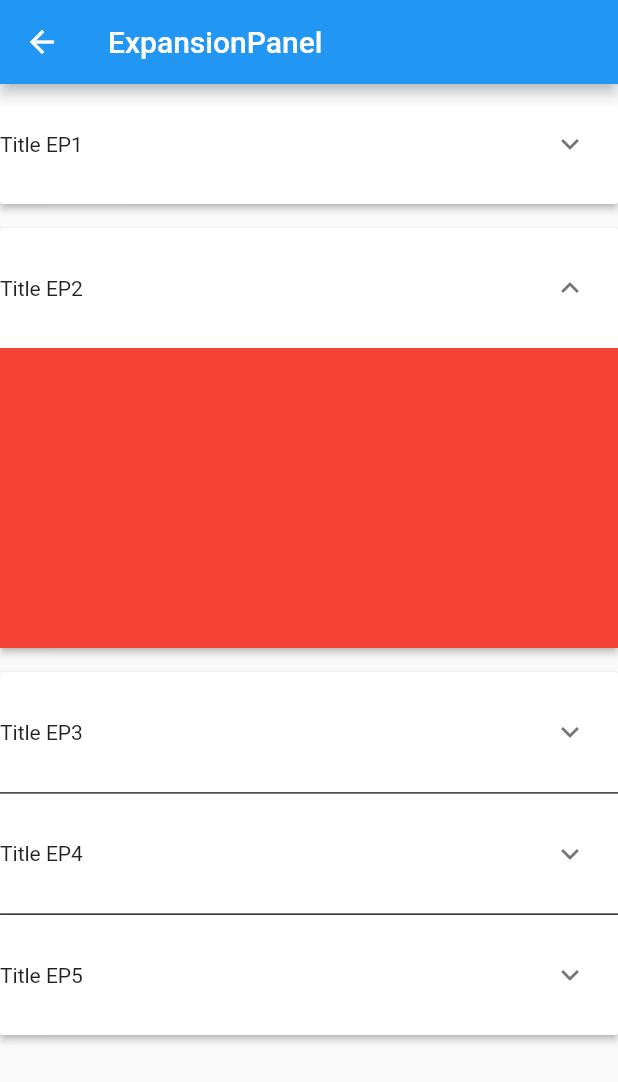
After one commit to Maojunhao/FMStudyApp, a Flutter app: the FMExpansionPanelVC screen opened directly, on a phone screen of 412 x 824 dp. The commit adds this screen. Shown: the top 1082 px of the screen. Run offline on Flutter 3.47's test engine with Material 2 defaults, Android fonts, the phone set to English and light mode, and no system bars; our stand-ins replace transparent_image.

Commit message:
ExpansionPanel、BottomSheet 完成

```diff
--- a/FMStudyApp/lib/FMRouteManager.dart
+++ b/FMStudyApp/lib/FMRouteManager.dart
@@ -1,7 +1,9 @@
 import 'package:FMStudyApp/Widgets/Material_components/Dialog.dart';
+import 'package:FMStudyApp/Widgets/Material_components/bottomsheet.dart';
 import 'package:FMStudyApp/Widgets/Material_components/buttonbar.dart';
 import 'package:FMStudyApp/Widgets/Material_components/checkbox.dart';
 import 'package:FMStudyApp/Widgets/Material_components/datepicker.dart';
+import 'package:FMStudyApp/Widgets/Material_components/expansionpanel.dart';
 import 'package:FMStudyApp/Widgets/Material_components/flatButton.dart';
 import 'package:FMStudyApp/Widgets/Material_components/floatingActionButton.dart';
 import 'package:FMStudyApp/Widgets/Material_components/appbar.dart';
@@ -104,8 +106,8 @@ class FMRouteManager {
       "/MaterialComponents/Slider": (BuildContext context) => FMSliderVC(),
       "/MaterialComponents/DatePicker": (BuildContext context) => FMDatePickerVC(),
       "/MaterialComponents/Dialog": (BuildContext context) => FMDialogVC(),
-      // "/MaterialComponents/AppBar": (BuildContext context) => FMAppBarVC(),
-      // "/MaterialComponents/AppBar": (BuildContext context) => FMAppBarVC(),
+      "/MaterialComponents/BottomSheet": (BuildContext context) => FMBottomSheetVC(),
+      "/MaterialComponents/ExpansionPanel": (BuildContext context) => FMExpansionPanelVC(),
       // "/MaterialComponents/AppBar": (BuildContext context) => FMAppBarVC(),
       // "/MaterialComponents/AppBar": (BuildContext context) => FMAppBarVC(),
       // "/MaterialComponents/AppBar": (BuildContext context) => FMAppBarVC(),
--- /dev/null
+++ b/FMStudyApp/lib/Widgets/Material_components/expansionpanel.dart
@@ -0,0 +1,141 @@
+import 'package:flutter/material.dart';
+
+class FMExpansionPanelVC extends StatefulWidget{
+  @override
+  FMExpansionPanelState createState() => FMExpansionPanelState();
+}
+
+class FMExpansionPanelState extends State <FMExpansionPanelVC>{
+  List <ExpansionPanelModel> _models = [];
+  List <ExpansionPanel> _childrenForExpansionPanel = [];
+  List <ExpansionPanelRadio> _childrenForExpansionPanelRadio = [];
+
+  @override
+  void initState(){
+    super.initState();
+
+    _initData();
+  }
+
+  void _initData(){
+    _models.clear();
+    _models.add(ExpansionPanelModel("EP1", "Title EP1", false));
+    _models.add(ExpansionPanelModel("EP2", "Title EP2", false));
+    _models.add(ExpansionPanelModel("EP3", "Title EP3", false));
+    _models.add(ExpansionPanelModel("EP4", "Title EP4", false));
+    _models.add(ExpansionPanelModel("EP5", "Title EP5", false));
+
+    print("initDate");
+  }
+
+  void _initChildrenForExpansionPanel(){
+    _childrenForExpansionPanel.clear();
+    _models.forEach((model) {
+      _childrenForExpansionPanel.add(_expansionPanel(model));
+    });
+  }
+
+  void _initChildrenForExpansionPanelRadio(){
+    _childrenForExpansionPanelRadio.clear();
+    _models.forEach((model) {
+      _childrenForExpansionPanelRadio.add(_expansionPanelRadio(model));
+    });
+
+    print(_childrenForExpansionPanelRadio);
+  }
+
+  Widget build(BuildContext context) {
+    // TODO: implement build
+    return Scaffold(
+      appBar: AppBar(
+        title: Text("ExpansionPanel"),
+      ),
+      body: SingleChildScrollView(
+        // child: _expansionPanelList(),
+        child: _expansionPanelListRadio(),
+      ),
+    );
+  }
+
+  ExpansionPanelList _expansionPanelList(){
+
+    _initChildrenForExpansionPanel();
+
+    return ExpansionPanelList(
+      expansionCallback: (index, isExpand){
+        _models[index].isExpanded = !_models[index].isExpanded;
+        print(_models[index].isExpanded);
+        setState(() {
+
+        });
+      },
+      dividerColor: Colors.black,
+      expandedHeaderPadding: EdgeInsets.zero,
+      children: _childrenForExpansionPanel,
+    );
+  }
+
+  ExpansionPanel _expansionPanel(ExpansionPanelModel model){
+    return ExpansionPanel(
+      headerBuilder: (context, boolValue){
+        return Container(
+          height: 80,
+          alignment: Alignment.centerLeft,
+          child: Text("${model.title}"),
+        );
+      },
+      isExpanded: model.isExpanded,
+      canTapOnHeader: true,
+      body: Container(
+        height: 200,
+        color: Colors.red,
+      ),
+    );
+  }
+
+  ExpansionPanelList _expansionPanelListRadio(){
+
+    _initChildrenForExpansionPanelRadio();
+
+    return ExpansionPanelList.radio(
+      expansionCallback: (index, isExpand){
+        _models[index].isExpanded = !_models[index].isExpanded;
+        setState(() {
+
+        });
+      },
+      initialOpenPanelValue: _models[1].value,
+      dividerColor: Colors.black,
+      expandedHeaderPadding: EdgeInsets.zero,
+      children: _childrenForExpansionPanelRadio,
+    );
+  }
+
+  ExpansionPanelRadio _expansionPanelRadio(ExpansionPanelModel model){
+    return ExpansionPanelRadio(
+      value: model.value,
+      headerBuilder: (context, boolValue){
+        return Container(
+          height: 80,
+          alignment: Alignment.centerLeft,
+          child: Text("${model.title}"),
+        );
+      },
+      canTapOnHeader: true,
+      body: Container(
+        height: 200,
+        color: Colors.red,
+      ),
+    );
+  }
+}
+
+class ExpansionPanelModel {
+  var value;
+  String title;
+  bool isExpanded;
+
+  ExpansionPanelModel(this.value, this.title, this.isExpanded){
+
+  }
+}
--- a/FMStudyApp/lib/Widgets/Material_components/material_components_vc.dart
+++ b/FMStudyApp/lib/Widgets/Material_components/material_components_vc.dart
@@ -51,9 +51,9 @@ class  FMMaterialComponentsState extends State<FMMaterialComponentsVC>{
     funcLists.add({"name": "Date & Time Pickers", "action": "/MaterialComponents/DatePicker",  "desc": "日期&时间选择器。"});
 
     funcLists.add({"name": "SimpleDialog", "action": "/MaterialComponents/Dialog",  "desc": "简单对话框可以显示附加的提示或操作。"});
-    funcLists.add({"name": "AlertDialog", "action": "",  "desc": "一个会中断用户操作的对话款，需要用户确认。"});
-    funcLists.add({"name": "BottomSheet", "action": "",  "desc": "BottomSheet是一个从屏幕底部滑起的列表（以显示更多的内容）。你可以调用showBottomSheet()或showModalBottomSheet弹出。"});
-    funcLists.add({"name": "ExpansionPanel", "action": "",  "desc": "Expansion panels contain creation flows and allow lightweight editing of an element. The ExpansionPanel widget implements this component."});
+    funcLists.add({"name": "AlertDialog", "action": "/MaterialComponents/Dialog",  "desc": "一个会中断用户操作的对话款，需要用户确认。"});
+    funcLists.add({"name": "BottomSheet", "action": "/MaterialComponents/BottomSheet",  "desc": "BottomSheet是一个从屏幕底部滑起的列表（以显示更多的内容）。你可以调用showBottomSheet()或showModalBottomSheet弹出。"});
+    funcLists.add({"name": "ExpansionPanel", "action": "/MaterialComponents/ExpansionPanel",  "desc": "Expansion panels contain creation flows and allow lightweight editing of an element. The ExpansionPanel widget implements this component."});
     funcLists.add({"name": "SnackBar", "action": "",  "desc": "具有可选操作的轻量级消息提示，在屏幕的底部显示。"});
 
     funcLists.add({"name": "Image", "action": "",  "desc": "一个显示图片的widget。"});
```
Also changed, not shown: FMStudyApp/lib/Widgets/Material_components/bottomsheet.dart (added, +110 -0 lines).
